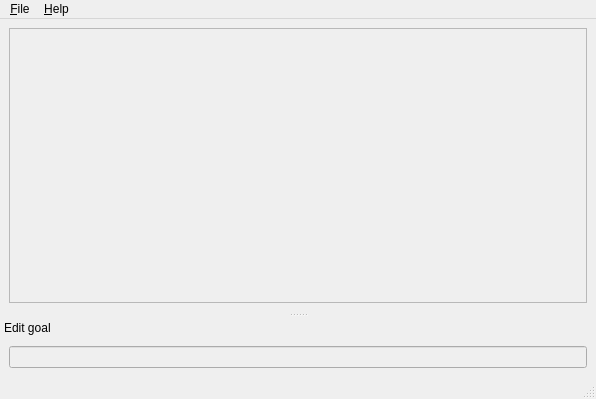
ahitrin/SiebenApp, file ui/main.ui: the form before one commit.
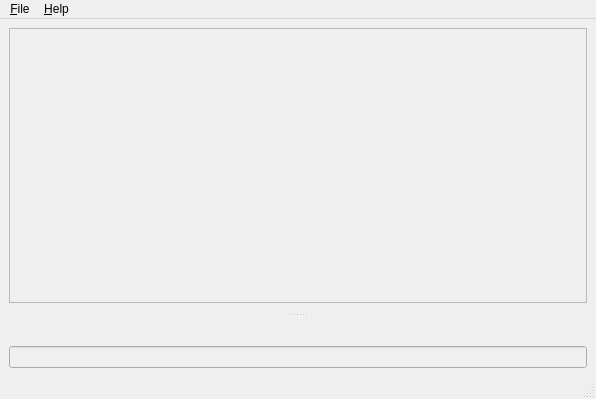
The form after the commit.

Commit message: Dock title shows current edit purpose #4

What changed in the file:
```diff
--- a/ui/main.ui
+++ b/ui/main.ui
@@ -82,7 +82,7 @@
     <set>QDockWidget::NoDockWidgetFeatures</set>
    </property>
    <property name="windowTitle">
-    <string>Edit goal</string>
+    <string/>
    </property>
    <attribute name="dockWidgetArea">
     <number>8</number>
```
The commit also changes 1 other file.
